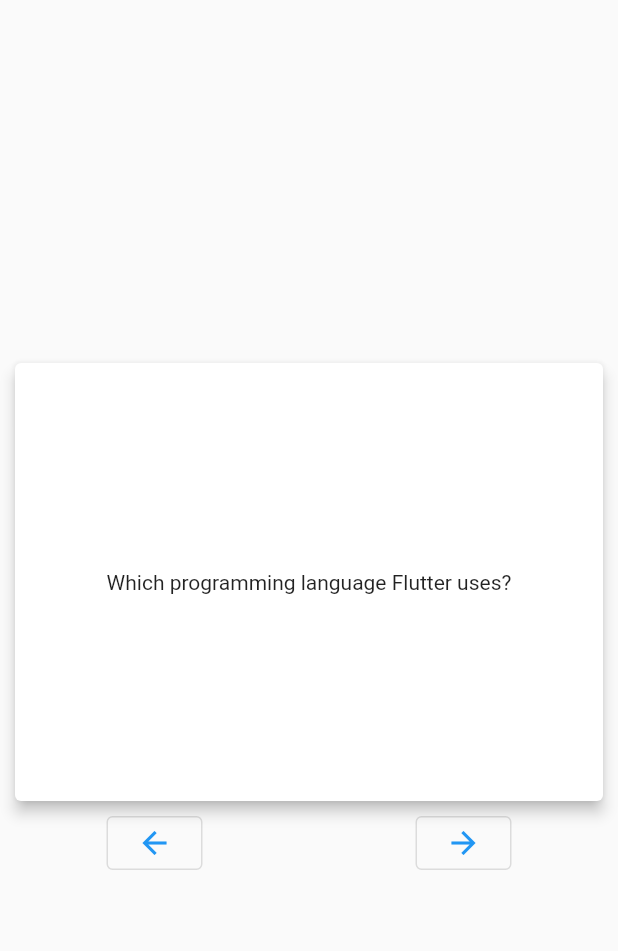
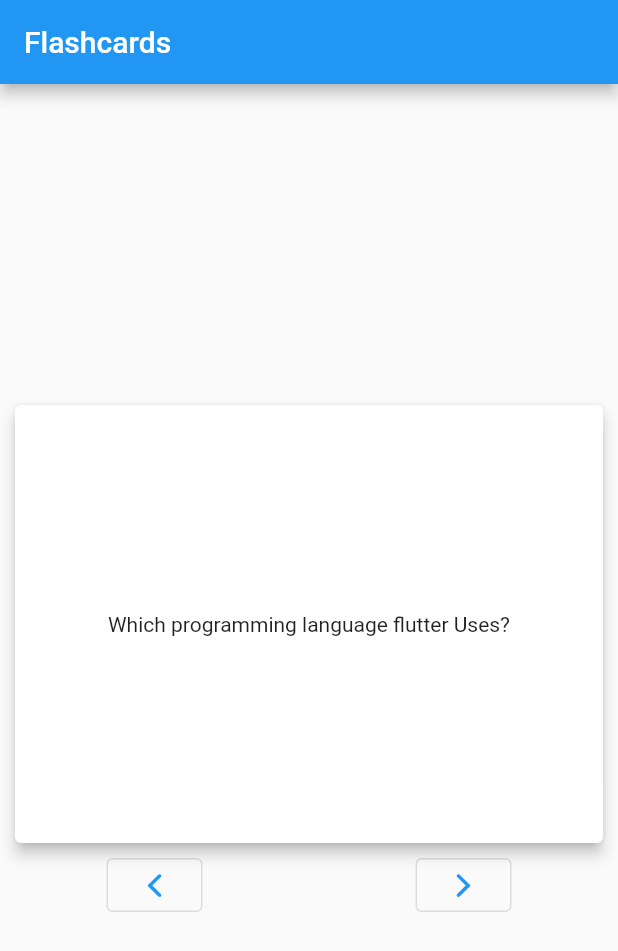
Before and after one commit to salehmalik121/flash_card, a Flutter app: the screen it shows after launch, on a phone screen of 412 x 824 dp. Shown: the top 951 px of the screen. Run offline on Flutter 3.47's test engine with Material 2 defaults, Android fonts, the phone set to English and light mode, and no system bars; drawn by our look-alikes of flip_card.

Commit message:
100 apps

```diff
--- a/lib/flashcard.dart
+++ b/lib/flashcard.dart
@@ -1,6 +1,6 @@
 class Flash {
-  final String qs;
-  final String ans;
+  final String front;
+  final String back;
 
-  Flash({required this.qs, required this.ans});
+  Flash({required this.front, required this.back});
 }
--- a/lib/flashcard_view.dart
+++ b/lib/flashcard_view.dart
@@ -1,16 +1,17 @@
 import 'package:flutter/material.dart';
 
-class FlashCardView extends StatelessWidget {
-  final String text;
+class FlashcardsView extends StatelessWidget {
+  final String? text;
 
-  const FlashCardView({Key? key, required this.text}) : super(key: key);
+  const FlashcardsView({Key? key, required this.text}) : super(key: key);
+
+  @override
   Widget build(BuildContext context) {
     return Card(
       elevation: 4,
       child: Center(
         child: Text(
-          text,
-          textAlign: TextAlign.center,
+          text.toString(),
         ),
       ),
     );
--- /dev/null
+++ b/lib/flutter.dart
@@ -0,0 +1,4 @@
+class FlutterData {
+  static String flutter =
+      'Flutter is an open-source UI software development kit created by Google. It is used to develop cross platform applications for Android, iOS, Linux, Mac, Windows, Google Fuchsia, and the web from a single codebase.';
+}
--- a/lib/main.dart
+++ b/lib/main.dart
@@ -1,6 +1,8 @@
 import 'package:flash_card/flashcard.dart';
 import 'package:flash_card/flashcard_view.dart';
+import 'package:flash_card/flutter.dart';
 import 'package:flip_card/flip_card.dart';
+import 'package:flutter/cupertino.dart';
 import 'package:flutter/material.dart';
 
 void main() {
@@ -15,20 +17,20 @@
 }
 
 class _FlashcardsState extends State<Flashcards> {
-  List _flashcards = [
-    Flash(qs: "Which programming language Flutter uses?", ans: "Dart"),
-    Flash(qs: "Is flutter good?", ans: "Flutter is awsome"),
-    Flash(
-        qs: "What is flutter?",
-        ans:
-            "Flutter is an open-source UI software development kit created by Google. It is used to develop cross platform applications for Android, iOS, Linux, Mac, Windows, Google Fuchsia, and the web from a single codebase.")
+  List _flashData = [
+    Flash(front: "Which programming language flutter Uses?", back: "Dart"),
+    Flash(front: "Is flutter good ?", back: "Flutter is awsome"),
+    Flash(front: "what is flutter", back: FlutterData.flutter),
   ];
   int currentIndex = 0;
+
   @override
   Widget build(BuildContext context) {
-    print(_flashcards.length);
     return MaterialApp(
       home: Scaffold(
+        appBar: AppBar(
+          title: Text('Flashcards'),
+        ),
         body: Center(
           child: Column(
             mainAxisAlignment: MainAxisAlignment.center,
@@ -37,21 +39,19 @@
                 width: 400,
                 height: 300,
                 child: FlipCard(
-                    direction: FlipDirection.HORIZONTAL,
-                    front: FlashCardView(text: _flashcards[currentIndex].qs),
-                    back: FlashCardView(text: _flashcards[currentIndex].ans)),
+                  front: FlashcardsView(text: _flashData[currentIndex].front),
+                  back: FlashcardsView(text: _flashData[currentIndex].back),
+                ),
               ),
               Row(
                 mainAxisAlignment: MainAxisAlignment.spaceAround,
                 children: [
                   OutlinedButton(
-                    onPressed: decrement,
-                    child: Icon(Icons.arrow_back_sharp),
+                    onPressed: back,
+                    child: Icon(CupertinoIcons.back),
                   ),
                   OutlinedButton(
-                    onPressed: incriment,
-                    child: Icon(Icons.arrow_forward_sharp),
-                  ),
+                      onPressed: next, child: Icon(CupertinoIcons.forward))
                 ],
               )
             ],
@@ -61,23 +61,17 @@
     );
   }
 
-  incriment() {
+  next() {
     setState(() {
-      if (currentIndex == _flashcards.length - 1) {
-        currentIndex = 0;
-      } else {
-        currentIndex++;
-      }
+      currentIndex =
+          currentIndex == _flashData.length - 1 ? 0 : currentIndex + 1;
     });
   }
 
-  decrement() {
+  back() {
     setState(() {
-      if (currentIndex == 0) {
-        currentIndex = _flashcards.length - 1;
-      } else {
-        currentIndex--;
-      }
+      currentIndex =
+          currentIndex == 0 ? _flashData.length - 1 : currentIndex - 1;
     });
   }
 }
```
Also changed, not shown: 5 other files.
